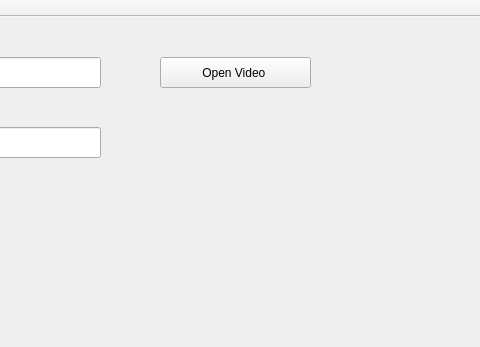
Old version of the form mainwindow.ui in the repository graybrother/student; both pictures show x 460 to 940 and y 0 to 347 of the 1067 by 622 pixel window.
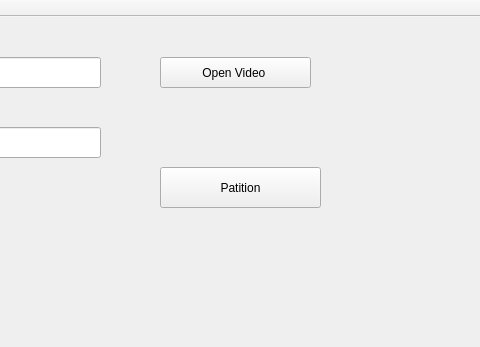
New version of the form.

What changed in the file:
```diff
--- a/mainwindow.ui
+++ b/mainwindow.ui
@@ -112,6 +112,19 @@
      <string>student tracking</string>
     </property>
    </widget>
+   <widget class="QPushButton" name="par_pushButton">
+    <property name="geometry">
+     <rect>
+      <x>620</x>
+      <y>150</y>
+      <width>161</width>
+      <height>41</height>
+     </rect>
+    </property>
+    <property name="text">
+     <string>Patition</string>
+    </property>
+   </widget>
   </widget>
   <widget class="QMenuBar" name="menuBar">
    <property name="geometry">
```
